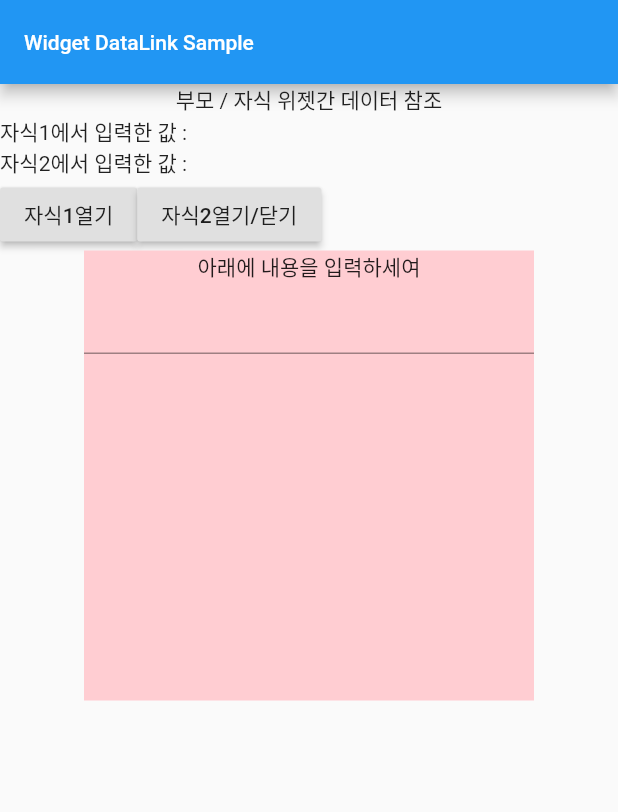
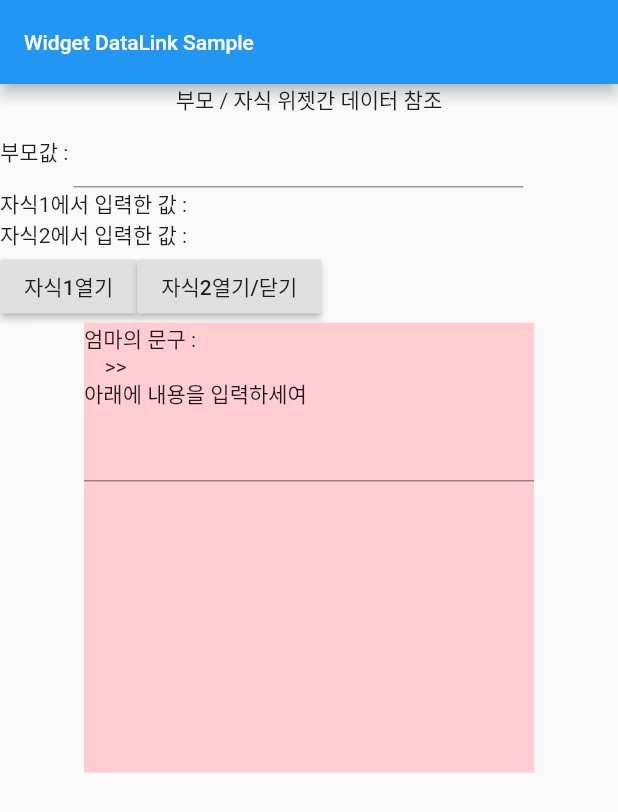
Before and after one commit to baekhj/flutter_widget_sample, a Flutter app: the widgetDataLinkSample screen opened directly, after a tap on "자식2열기/닫기", on a phone screen of 412 x 824 dp. Shown: the top 812 px of the screen. Run offline on Flutter 3.47's test engine with Material 2 defaults, Android fonts, the phone set to English and light mode, and no system bars; our stand-ins replace flutter_secure_storage, toast, tuple; missing offline and left inert: encrypt; accounts and stored records are empty.

Commit message:
WidgetDataLinkSample 자식/부모 위젯간 데이터 참조
Signed-off-by: baekhj <baekhj@arainhr.com>

```diff
--- a/lib/SAMPLE/WIDGET/DATA/childWidget2.dart
+++ b/lib/SAMPLE/WIDGET/DATA/childWidget2.dart
@@ -3,8 +3,9 @@ import 'package:flutter/material.dart';
 class childWidget2 extends StatefulWidget {
 
   final Function callback;
+  final String parentTxt;
 
-  const childWidget2({Key key, this.callback}) : super(key: key);
+  const childWidget2({Key key, this.callback, this.parentTxt}) : super(key: key);
 
   @override
   _childWidget2State createState() => _childWidget2State();
@@ -19,7 +20,10 @@ class _childWidget2State extends State<childWidget2> {
       height: 300,
       color: Colors.red[100],
       child: Column(
+        crossAxisAlignment: CrossAxisAlignment.start,
         children: [
+          Text('엄마의 문구 :'),
+          Text('\t\t\t\t>>'+widget.parentTxt),
           Text('아래에 내용을 입력하세여'),
           TextField(
             onChanged: (value) => widget.callback(value),
--- a/lib/SAMPLE/WIDGET/DATA/parentWidget.dart
+++ b/lib/SAMPLE/WIDGET/DATA/parentWidget.dart
@@ -17,6 +17,8 @@ class _ParentWidgetState extends State<ParentWidget> {
   String _child1Text='';
   String _child2Text='';
   bool child2Open = false;
+  TextEditingController txtCtr;
+  String txt='';
 
   Function child1Return(String text){
     setState(() {
@@ -30,6 +32,14 @@ class _ParentWidgetState extends State<ParentWidget> {
   }
 
   @override
+  void initState() {
+    super.initState();
+    txtCtr = TextEditingController();
+  }
+
+
+
+  @override
   Widget build(BuildContext context) {
     return Container(
       width: MediaQuery.of(context).size.width,
@@ -38,6 +48,22 @@ class _ParentWidgetState extends State<ParentWidget> {
         child: Column(
           children: [
             Text('부모 / 자식 위젯간 데이터 참조'),
+            Row(
+              children: [
+                Text('부모값 : '),
+                SizedBox(
+                  width: 300,
+                  child: TextField(
+                    controller: txtCtr,
+                    onChanged: (value) {
+                      txt = value;
+                      setState(() {
+                      });
+                    },
+                  ),
+                ),
+              ],
+            ),
             Row(
               children: [
                 Text('자식1에서 입력한 값 : '),
@@ -75,7 +101,7 @@ class _ParentWidgetState extends State<ParentWidget> {
             Visibility(
               visible: child2Open,
               child: StatefulBuilder(
-                builder: (context, setState) => childWidget2(callback: child2Return,),
+                builder: (context, setState) => childWidget2(callback: child2Return,parentTxt: txt,),
               ),
             ),
           ],
```
